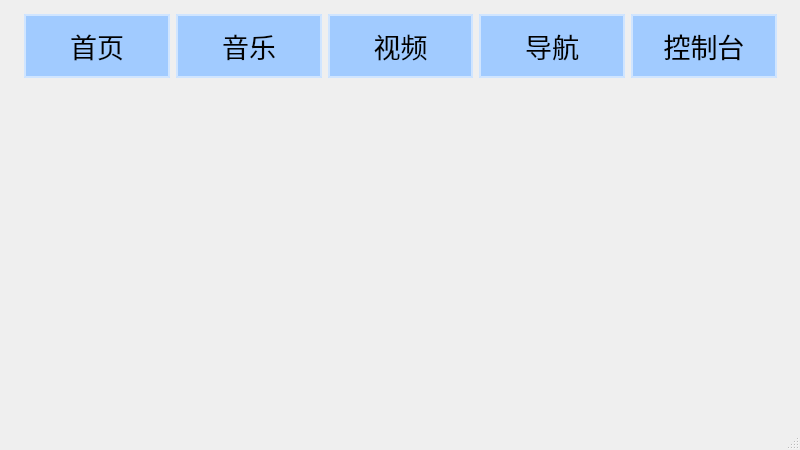
This is mainwindow.ui in 2377575304/IVI_demo as Qt 5 draws it before an edit. The edited form follows.
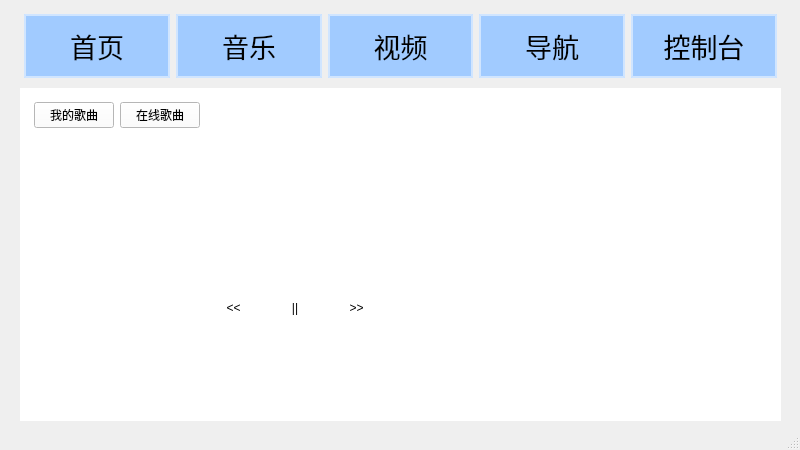
This is the edited form. The open tabs and pages were chosen to show the change. Icons and pictures are not drawn.

What changed in the file:
```diff
--- a/mainwindow.ui
+++ b/mainwindow.ui
@@ -30,7 +30,7 @@
   </property>
   <widget class="QWidget" name="centralwidget">
    <property name="styleSheet">
-    <string notr="true"/>
+    <string notr="true">color: rgb(0, 0, 0);</string>
    </property>
    <widget class="QWidget" name="layoutWidget">
     <property name="geometry">
@@ -60,7 +60,7 @@
         <number>4</number>
        </property>
        <item>
-        <widget class="QPushButton" name="pushButton">
+        <widget class="QPushButton" name="pushButton_main">
          <property name="font">
           <font>
            <family>黑体</family>
@@ -289,18 +289,197 @@
      <item>
       <widget class="QStackedWidget" name="stackedWidget">
        <property name="styleSheet">
-        <string notr="true">image: url(:/image/Windows.png);
-background-image: url(:/image/Windows.png);
-</string>
+        <string notr="true">background-color: rgb(255, 255, 255);</string>
        </property>
        <property name="currentIndex">
         <number>4</number>
        </property>
-       <widget class="QWidget" name="page_main"/>
-       <widget class="QWidget" name="page_music"/>
-       <widget class="QWidget" name="page_vedio"/>
-       <widget class="QWidget" name="page_map"/>
-       <widget class="QWidget" name="page_ctl"/>
+       <widget class="QWidget" name="page_main">
+        <widget class="QLabel" name="label">
+         <property name="geometry">
+          <rect>
+           <x>30</x>
+           <y>10</y>
+           <width>91</width>
+           <height>31</height>
+          </rect>
+         </property>
+         <property name="text">
+          <string>main</string>
+         </property>
+        </widget>
+       </widget>
+       <widget class="QWidget" name="page_music">
+        <property name="styleSheet">
+         <string notr="true">border-color: rgb(255, 255, 255);</string>
+        </property>
+        <widget class="QWidget" name="">
+         <property name="geometry">
+          <rect>
+           <x>10</x>
+           <y>10</y>
+           <width>782</width>
+           <height>331</height>
+          </rect>
+         </property>
+         <layout class="QHBoxLayout" name="horizontalLayout_3" stretch="1,1,5">
+          <property name="leftMargin">
+           <number>4</number>
+          </property>
+          <property name="topMargin">
+           <number>4</number>
+          </property>
+          <property name="rightMargin">
+           <number>4</number>
+          </property>
+          <property name="bottomMargin">
+           <number>4</number>
+          </property>
+          <item>
+           <layout class="QVBoxLayout" name="verticalLayout_2">
+            <item>
+             <layout class="QHBoxLayout" name="horizontalLayout_2">
+              <item>
+               <widget class="QPushButton" name="pushButton">
+                <property name="text">
+                 <string>我的歌曲</string>
+                </property>
+               </widget>
+              </item>
+              <item>
+               <widget class="QPushButton" name="pushButton_2">
+                <property name="text">
+                 <string>在线歌曲</string>
+                </property>
+               </widget>
+              </item>
+             </layout>
+            </item>
+            <item>
+             <widget class="QListWidget" name="musiclist">
+              <property name="styleSheet">
+               <string notr="true">QListWidget { border: 1px solid transparent; }</string>
+              </property>
+             </widget>
+            </item>
+           </layout>
+          </item>
+          <item>
+           <layout class="QVBoxLayout" name="verticalLayout_3">
+            <item>
+             <widget class="QGraphicsView" name="graphicsView">
+              <property name="styleSheet">
+               <string notr="true">border: 1px solid transparent; </string>
+              </property>
+             </widget>
+            </item>
+            <item>
+             <layout class="QHBoxLayout" name="horizontalLayout_4">
+              <item>
+               <widget class="QPushButton" name="last">
+                <property name="styleSheet">
+                 <string notr="true">border: 1px solid transparent; 
+font: 700 29pt &quot;MS Sans Serif&quot;;</string>
+                </property>
+                <property name="text">
+                 <string>&lt;&lt;</string>
+                </property>
+               </widget>
+              </item>
+              <item>
+               <widget class="QPushButton" name="pushButton_stop">
+                <property name="styleSheet">
+                 <string notr="true">border: 1px solid transparent; 
+font: 700 25pt &quot;MS Sans Serif&quot;;</string>
+                </property>
+                <property name="text">
+                 <string>||</string>
+                </property>
+               </widget>
+              </item>
+              <item>
+               <widget class="QPushButton" name="next">
+                <property name="styleSheet">
+                 <string notr="true">border: 1px solid transparent; 
+font: 700 29pt &quot;MS Sans Serif&quot;;</string>
+                </property>
+                <property name="text">
+                 <string>&gt;&gt;</string>
+                </property>
+               </widget>
+              </item>
+             </layout>
+            </item>
+            <item>
+             <spacer name="verticalSpacer">
+              <property name="orientation">
+               <enum>Qt::Orientation::Vertical</enum>
+              </property>
+              <property name="sizeHint" stdset="0">
+               <size>
+                <width>178</width>
+                <height>40</height>
+               </size>
+              </property>
+             </spacer>
+            </item>
+           </layout>
+          </item>
+          <item>
+           <widget class="QListWidget" name="lrclist">
+            <property name="styleSheet">
+             <string notr="true">border: 1px solid transparent; </string>
+            </property>
+           </widget>
+          </item>
+         </layout>
+        </widget>
+       </widget>
+       <widget class="QWidget" name="page_video">
+        <widget class="QLabel" name="label_4">
+         <property name="geometry">
+          <rect>
+           <x>160</x>
+           <y>70</y>
+           <width>91</width>
+           <height>31</height>
+          </rect>
+         </property>
+         <property name="text">
+          <string>video</string>
+         </property>
+        </widget>
+       </widget>
+       <widget class="QWidget" name="page_map">
+        <widget class="QLabel" name="label_2">
+         <property name="geometry">
+          <rect>
+           <x>180</x>
+           <y>80</y>
+           <width>91</width>
+           <height>31</height>
+          </rect>
+         </property>
+         <property name="text">
+          <string>map</string>
+         </property>
+        </widget>
+       </widget>
+       <widget class="QWidget" name="page_ctl">
+        <widget class="QLabel" name="label_5">
+         <property name="geometry">
+          <rect>
+           <x>40</x>
+           <y>30</y>
+           <width>91</width>
+           <height>31</height>
+          </rect>
+         </property>
+         <property name="text">
+          <string>ctl</string>
+         </property>
+        </widget>
+       </widget>
       </widget>
      </item>
     </layout>
```
Left out of the diff: 10 changed lines with no effect on the pictures.
